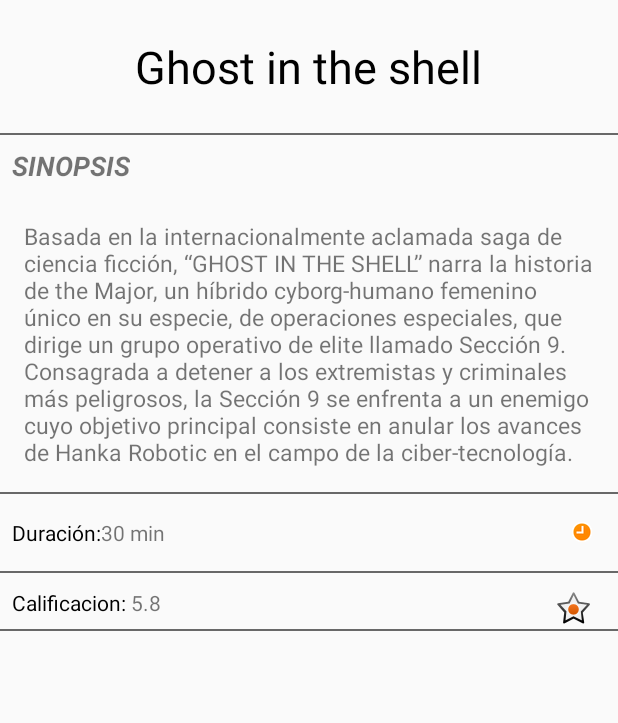
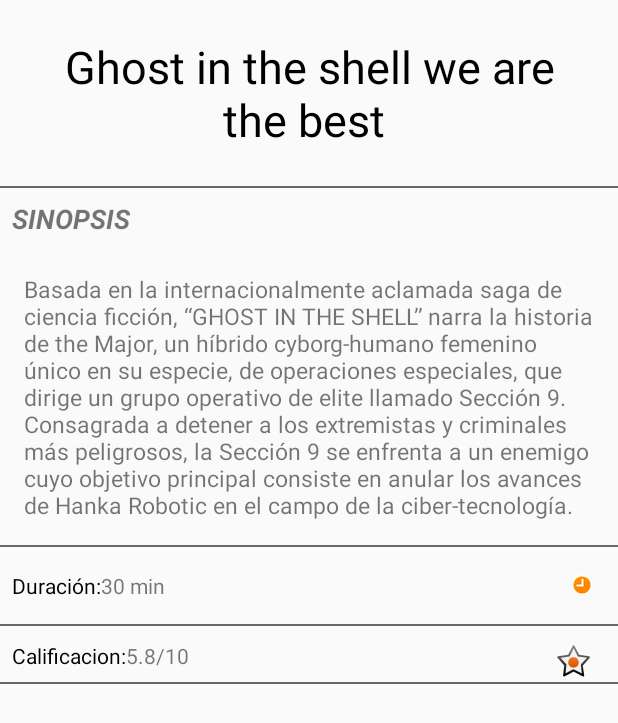
Before and after one commit to milouri23/CinesMagic, an Android app: the layout fragment_sinopsis.xml on its own in the app's theme, with its tools: preview values and no code run, on a phone screen of 412 x 824 dp. Shown: the top 723 px of the screen. Run offline under Robolectric (Android 15) with nearby library versions, the phone set to English and light mode, and no system bars.

Commit message:
Layout y lógica del fragmento de las sinopsis terminado

```diff
--- a/app/src/main/java/com/pmovil/camiluz/cinesmagic/CineManagerActivity.java
+++ b/app/src/main/java/com/pmovil/camiluz/cinesmagic/CineManagerActivity.java
@@ -28,10 +28,10 @@ public class CineManagerActivity extends AppCompatActivity {
         mCartelera.add(new Pelicula(getString(R.string.titulo_2), R.drawable.cartel_logan, true,
                 false, 8.5f, getString(R.string.sinopsis_titulo_2), R.drawable.trailer_logan,
                 getString(R.string.trailer_titulo_2), 141, new String[]{"14:20", "17:55", "20:32"}));
-        mCartelera.add(new Pelicula(getString(R.string.titulo_1), R.drawable.cartel_power, true,
+        mCartelera.add(new Pelicula(getString(R.string.titulo_3), R.drawable.cartel_power, true,
                 true, 6.9f, getString(R.string.sinopsis_titulo_3), R.drawable.trailer_power,
                 getString(R.string.trailer_titulo_3), 124, new String[]{"15:30", "18:05", "21:00"}));
-        mCartelera.add(new Pelicula(getString(R.string.titulo_1), R.drawable.cartel_life, false,
+        mCartelera.add(new Pelicula(getString(R.string.titulo_4), R.drawable.cartel_life, false,
                 true, 7, getString(R.string.sinopsis_titulo_4), R.drawable.trailer_life,
                 getString(R.string.trailer_titulo_4), 104, new String[]{"15:30", "18:05", "21:00"} ));
 
--- a/app/src/main/java/com/pmovil/camiluz/cinesmagic/TrailerFragment.java
+++ b/app/src/main/java/com/pmovil/camiluz/cinesmagic/TrailerFragment.java
@@ -19,14 +19,15 @@ public class TrailerFragment extends Fragment {
     public View onCreateView(LayoutInflater inflater, ViewGroup container,
                              Bundle savedInstanceState) {
         // Inflate the layout for this fragment
+        final Pelicula pelicula = DetallesActivity.pelicula;
         View trailerLayout = inflater.inflate(R.layout.fragment_trailer, container, false);;
         ImageView trailerImage = (ImageView) trailerLayout.findViewById(R.id.trailer_imagen);
-        trailerImage.setImageResource(DetallesActivity.pelicula.getImagenTrailer());
+        trailerImage.setImageResource(pelicula.getImagenTrailer());
         ImageButton trailerBoton = (ImageButton) trailerLayout.findViewById(R.id.trailer_button);
         trailerBoton.setOnClickListener(new View.OnClickListener() {
             @Override
             public void onClick(View v) {
-                startActivity(new Intent(Intent.ACTION_VIEW, Uri.parse(DetallesActivity.pelicula.getUrlVideo())));
+                startActivity(new Intent(Intent.ACTION_VIEW, Uri.parse(pelicula.getUrlVideo())));
             }
         });
         return trailerLayout;
--- a/app/src/main/res/layout/fragment_sinopsis.xml
+++ b/app/src/main/res/layout/fragment_sinopsis.xml
@@ -1,47 +1,55 @@
 <ScrollView xmlns:android="http://schemas.android.com/apk/res/android"
     xmlns:app="http://schemas.android.com/apk/res-auto"
     xmlns:tools="http://schemas.android.com/tools"
+    android:layout_width="match_parent"
     android:layout_height="match_parent"
-     android:layout_width="match_parent"
     android:orientation="vertical"
-    tools:context="com.pmovil.camiluz.cinesmagic.SinopsisFragment">>
+    tools:context="com.pmovil.camiluz.cinesmagic.SinopsisFragment">
 
     <LinearLayout
         android:layout_width="match_parent"
-        android:layout_height="match_parent"
+        android:layout_height="wrap_content"
         android:orientation="vertical">
         <!-- TODO: Update blank fragment layout -->
         <TextView
+            android:id="@+id/title_text_view"
             android:layout_width="wrap_content"
             android:layout_height="wrap_content"
-            tools:text="Ghost in the shell"
+            android:layout_gravity="center"
+            android:gravity="center"
+            android:padding="24sp"
+            android:textColor="#000000"
             android:textSize="30sp"
-            android:textColor="#000000"
-            android:layout_gravity="center"
-            android:padding="24sp"/>
+            tools:text="Ghost in the shell we are the best " />
+
         <View
             android:layout_width="match_parent"
             android:layout_height="1dp"
-            android:background="#686868"/>
+            android:background="#686868" />
+
         <TextView
             android:layout_width="wrap_content"
             android:layout_height="wrap_content"
+            android:padding="8sp"
+            android:text="@string/etiqueta_sinopsis"
+            android:textAllCaps="true"
             android:textSize="18sp"
-            android:text="Sinopsis"
-            android:textStyle="italic|bold"
-            android:textAllCaps="true"
-            android:padding="8sp"/>
+            android:textStyle="italic|bold" />
+
         <TextView
+            android:id="@+id/sinopsis_text_view"
             android:layout_width="match_parent"
             android:layout_height="wrap_content"
-            tools:text="@string/sinopsis_titulo_1"
             android:padding="16sp"
-            android:textSize="15sp"/>
+            android:textSize="15sp"
+            tools:text="@string/sinopsis_titulo_1" />
+
         <View
             android:layout_width="match_parent"
             android:layout_height="1dp"
-            android:background="#686868"
-            android:layout_marginBottom="16dp"/>
+            android:layout_marginBottom="16dp"
+            android:background="#686868" />
+
         <LinearLayout
             android:layout_width="match_parent"
             android:layout_height="wrap_content"
@@ -50,53 +58,51 @@
             <TextView
                 android:layout_width="wrap_content"
                 android:layout_height="wrap_content"
-                android:text="Duración:"
                 android:paddingLeft="8dp"
-                android:textColor="@android:color/black"/>
+                android:text="@string/etiqueta_duracion"
+                android:textColor="@android:color/black" />
+
             <TextView
+                android:id="@+id/duracion_text_view"
                 android:layout_width="match_parent"
                 android:layout_height="wrap_content"
-                android:text="30 min"
+                android:layout_marginBottom="16dp"
                 android:layout_marginRight="16dp"
-                android:layout_marginBottom="16dp"
-                android:drawableRight="@android:drawable/presence_away"/>
-
+                android:drawableRight="@android:drawable/presence_away"
+                tools:text="30 min" />
         </LinearLayout>
 
         <View
             android:layout_width="match_parent"
             android:layout_height="1dp"
-            android:background="#686868"
-            android:layout_marginBottom="10dp"/>
+            android:layout_marginBottom="10dp"
+            android:background="#686868" />
 
         <LinearLayout
             android:layout_width="match_parent"
             android:layout_height="match_parent"
             android:orientation="horizontal">
 
-
-
             <TextView
                 android:layout_width="wrap_content"
                 android:layout_height="wrap_content"
-            android:text="Calificacion: "
                 android:paddingLeft="8dp"
-            android:textColor="@android:color/black"/>
+                android:text="@string/etiqueta_calificacion"
+                android:textColor="@android:color/black" />
 
             <TextView
+                android:id="@+id/calificacion_text_view"
                 android:layout_width="match_parent"
                 android:layout_height="wrap_content"
-            android:text="5.8"
                 android:layout_marginRight="16dp"
-            android:drawableRight="@android:drawable/star_on"/>
-
-
+                android:drawableRight="@android:drawable/star_on"
+                tools:text="5.8/10" />
         </LinearLayout>
 
         <View
             android:layout_width="match_parent"
             android:layout_height="1dp"
-            android:background="#686868"
-            android:layout_marginBottom="10dp"/>
+            android:layout_marginBottom="10dp"
+            android:background="#686868" />
     </LinearLayout>
 </ScrollView>
--- a/app/src/main/res/values/strings.xml
+++ b/app/src/main/res/values/strings.xml
@@ -1,8 +1,10 @@
-<resources>
+<resources xmlns:xliff="urn:oasis:names:tc:xliff:document:1.2">
     <string name="app_name">Cines Magic</string>
+    <string name="app_barra_principal">Cines Magic - Cartelera</string>
+    <string name="app_barra_detalles">Detalles</string>
 
     <!--fdafdflja-->
-    <string name="titulo_1">Ghost</string>
+    <string name="titulo_1">Ghost In The Shell</string>
     <string name="sinopsis_titulo_1">Basada en la internacionalmente aclamada saga de
         ciencia ficción, “GHOST IN THE SHELL” narra la historia de the Major, un híbrido
         cyborg-humano femenino único en su especie, de operaciones especiales, que dirige un grupo
@@ -35,9 +37,15 @@
         viviente demostrará ser más inteligente de lo que cualquiera esperaba.</string>
     <string name="trailer_titulo_4">https://www.youtube.com/watch?v=LeLsJfGmY_Y</string>
 
+    <string name="etiqueta_sinopsis">Sinopsis</string>
+    <string name="etiqueta_duracion">Duración: </string>
+    <string name="valor_duracion"><xliff:g example="30" id="duracion">%d</xliff:g> minutos</string>
+    <string name="valor_calificacion"><xliff:g example="5.7" id="duracion">%.1f</xliff:g>/10</string>
 
 
     <!-- TODO: Remove or change this placeholder text -->
     <string name="hello_blank_fragment">Hello blank fragment</string>
+    <string name="etiqueta_calificacion">Calificacion:</string>
+
 
 </resources>
```
Also changed, not shown: app/src/main/AndroidManifest.xml (+10 -2 lines), app/src/main/java/com/pmovil/camiluz/cinesmagic/Pelicula.java (+21 -4 lines), app/src/main/java/com/pmovil/camiluz/cinesmagic/SinopsisFragment.java (+13 -1 lines), app/src/main/res/layout/activity_cine_manager.xml (+3 -4 lines), app/src/main/res/layout/movie_item.xml (+10 -4 lines). Lines whose indentation alone changed are shown as unchanged.
